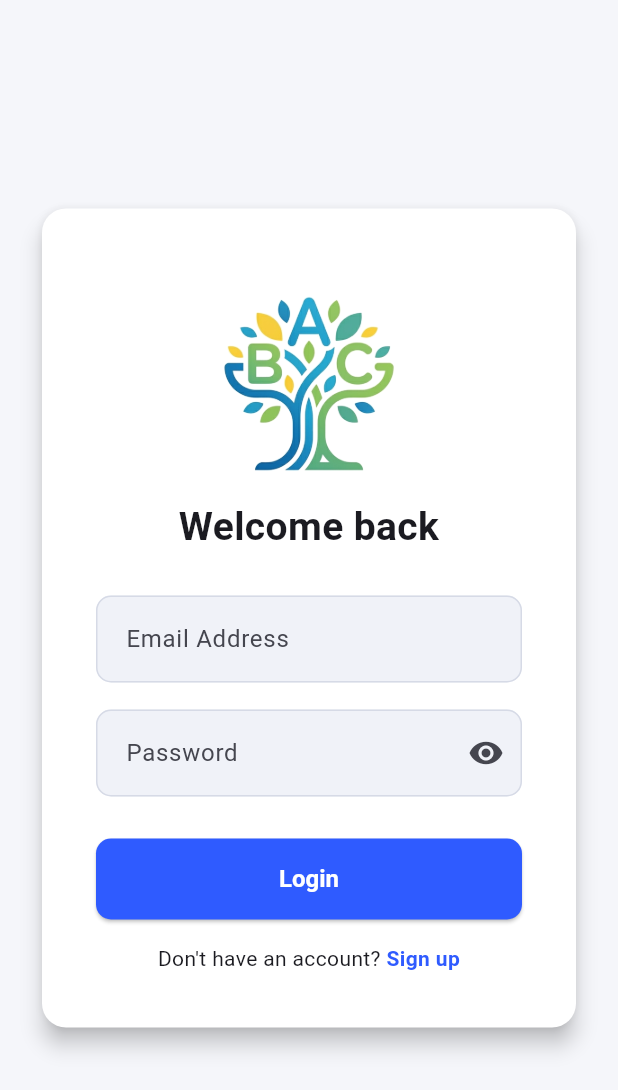
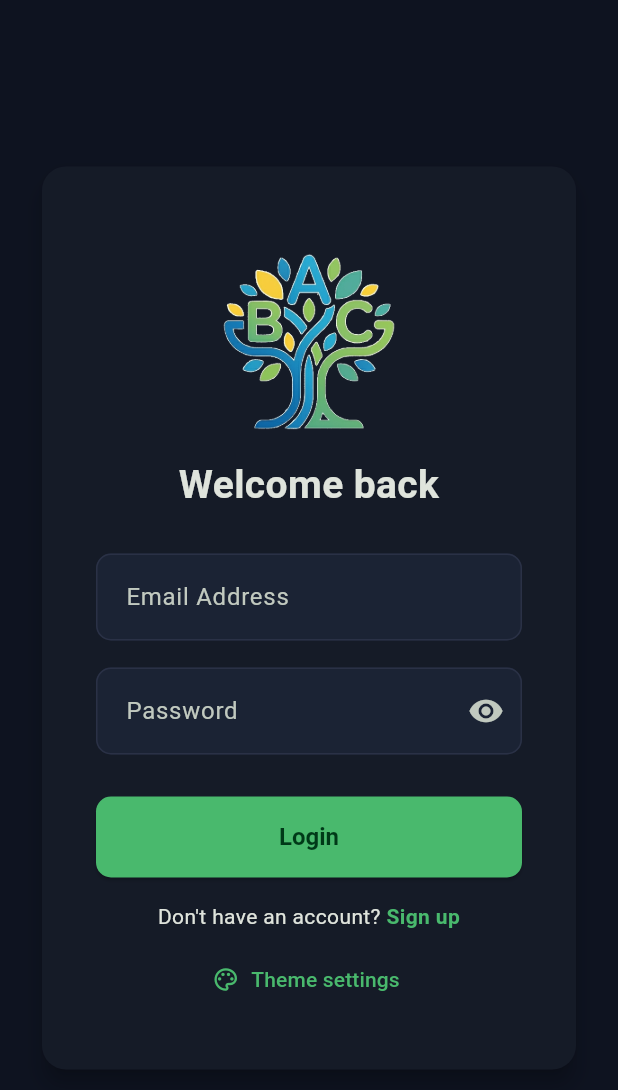
Before and after one commit to ztimothee/abc_learning_system, a Flutter app: the screen it shows after launch, on a phone screen of 412 x 824 dp. Shown: the top 1090 px of the screen. Run offline on Flutter 3.47's test engine with Material 3 defaults, Android fonts, the phone set to English and light mode, and no system bars; our stand-ins replace flutter_dotenv, flutter_riverpod, go_router, shimmer, supabase_flutter; accounts and stored records are empty.

Commit message:
feat: Implement theme settings functionality and enhance theme management across the app

```diff
--- a/lib/core/themes/ui.dart
+++ b/lib/core/themes/ui.dart
@@ -2,7 +2,7 @@ import 'package:flutter/material.dart';
 import 'package:shimmer/shimmer.dart';
 
 class AppAssets {
-  static Image logo ({double? width, double? height}) {
+  static Image logo({double? width, double? height}) {
     return Image.asset(
       'assets/images/abclogo.png',
       width: width,
@@ -25,21 +25,100 @@ class AppAssets {
   );
 }
 
+class AppColorTheme {
+  final String name;
+  final Color light;
+  final Color dark;
+
+  const AppColorTheme({
+    required this.name,
+    required this.light,
+    required this.dark,
+  });
+}
+
+class ColorThemes {
+  static Color get blue => const Color(0xFF2F5BFF);
+  static Color get blueSoft => const Color(0xFF6C8CFF);
+  static Color get green => const Color(0xFF1F8A4C);
+  static Color get greenSoft => const Color(0xFF49B96D);
+  static Color get purple => const Color(0xFF7A4DFF);
+  static Color get purpleSoft => const Color(0xFFA78BFA);
+  static Color get pink => const Color(0xFFFF5FA2);
+  static Color get pinkSoft => const Color(0xFFFF8BC0);
+  static Color get orange => const Color(0xFFFF9A3D);
+  static Color get orangeSoft => const Color(0xFFFFB15C);
+  static Color get yellow => const Color(0xFFF5C542);
+  static Color get yellowSoft => const Color(0xFFFFD86B);
+  static Color get red => const Color(0xFFD93E3E);
+  static Color get redSoft => const Color(0xFFFF6B6B);
+  static Color get teal => const Color(0xFF00A59A);
+  static Color get tealSoft => const Color(0xFF33C7BA);
+  static Color get surfaceLight => const Color(0xFFFFFFFF);
+  static Color get surfaceDark => const Color(0xFF151B27);
+  static Color get backgroundLight => const Color(0xFFF5F6FA);
+  static Color get backgroundDark => const Color(0xFF0E1320);
+  static Color get textDark => const Color(0xFF1D2433);
+  static Color get textLight => const Color(0xFFE7ECF6);
+
+  static AppColorTheme get blueTheme =>
+      AppColorTheme(name: 'Blue', light: blue, dark: blueSoft);
+
+  static AppColorTheme get greenTheme =>
+      AppColorTheme(name: 'Green', light: green, dark: greenSoft);
+
+  static AppColorTheme get purpleTheme =>
+      AppColorTheme(name: 'Purple', light: purple, dark: purpleSoft);
+
+  static AppColorTheme get pinkTheme =>
+      AppColorTheme(name: 'Pink', light: pink, dark: pinkSoft);
+
+  static AppColorTheme get orangeTheme =>
+      AppColorTheme(name: 'Orange', light: orange, dark: orangeSoft);
+
+  static AppColorTheme get yellowTheme =>
+      AppColorTheme(name: 'Yellow', light: yellow, dark: yellowSoft);
+
+  static AppColorTheme get redTheme =>
+      AppColorTheme(name: 'Red', light: red, dark: redSoft);
+
+  static AppColorTheme get tealTheme =>
+      AppColorTheme(name: 'Teal', light: teal, dark: tealSoft);
+
+  static List<AppColorTheme> get availableThemes => <AppColorTheme>[
+    blueTheme,
+    greenTheme,
+    purpleTheme,
+    pinkTheme,
+    orangeTheme,
+    yellowTheme,
+    redTheme,
+    tealTheme,
+  ];
+
+  static Color get defaultTheme => green;
+}
+
 class AppTheme {
-  static const _lightSeed = Color(0xFF2F5BFF);
-  static const _darkSeed = Color(0xFF6C8CFF);
+  static AppColorTheme get defaultTheme => ColorThemes.greenTheme;
 
-  static ThemeData get light {
+  static ThemeData light({
+    AppColorTheme theme = const AppColorTheme(
+      name: 'Green',
+      light: Color(0xFF1F8A4C),
+      dark: Color(0xFF49B96D),
+    ),
+  }) {
     final colorScheme =
         ColorScheme.fromSeed(
-          seedColor: _lightSeed,
+          seedColor: theme.light,
           brightness: Brightness.light,
         ).copyWith(
-          primary: const Color(0xFF2F5BFF),
-          secondary: const Color(0xFF00A59A),
-          surface: const Color(0xFFFFFFFF),
-          background: const Color(0xFFF5F6FA),
-          error: const Color(0xFFD93E3E),
+          primary: theme.light,
+          secondary: theme.dark,
+          surface: ColorThemes.surfaceLight,
+          background: ColorThemes.backgroundLight,
+          error: ColorThemes.red,
         );
 
     return ThemeData(
@@ -48,7 +127,7 @@ class AppTheme {
       scaffoldBackgroundColor: colorScheme.background,
       appBarTheme: AppBarTheme(
         backgroundColor: colorScheme.surface,
-        foregroundColor: const Color(0xFF1D2433),
+        foregroundColor: ColorThemes.textDark,
         elevation: 0,
         centerTitle: false,
       ),
@@ -105,17 +184,23 @@ class AppTheme {
     );
   }
 
-  static ThemeData get dark {
+  static ThemeData dark({
+    AppColorTheme theme = const AppColorTheme(
+      name: 'Green',
+      light: Color(0xFF1F8A4C),
+      dark: Color(0xFF49B96D),
+    ),
+  }) {
     final colorScheme =
         ColorScheme.fromSeed(
-          seedColor: _darkSeed,
+          seedColor: theme.dark,
           brightness: Brightness.dark,
         ).copyWith(
-          primary: const Color(0xFF6C8CFF),
-          secondary: const Color(0xFF33C7BA),
-          surface: const Color(0xFF151B27),
-          background: const Color(0xFF0E1320),
-          error: const Color(0xFFFF6B6B),
+          primary: theme.dark,
+          secondary: theme.light,
+          surface: ColorThemes.surfaceDark,
+          background: ColorThemes.backgroundDark,
+          error: ColorThemes.redSoft,
         );
 
     return ThemeData(
@@ -124,7 +209,7 @@ class AppTheme {
       scaffoldBackgroundColor: colorScheme.background,
       appBarTheme: AppBarTheme(
         backgroundColor: colorScheme.surface,
-        foregroundColor: const Color(0xFFE7ECF6),
+        foregroundColor: ColorThemes.textLight,
         elevation: 0,
         centerTitle: false,
       ),
--- a/lib/core/utils/router.dart
+++ b/lib/core/utils/router.dart
@@ -2,6 +2,7 @@ import 'package:abc_learning_system/features/accounts_ledgers/screens/faculty_ac
 import 'package:abc_learning_system/features/accounts_ledgers/screens/student_account_ledgers_screen.dart';
 import 'package:abc_learning_system/features/auth/controllers/auth_service.dart';
 import 'package:abc_learning_system/features/auth/screens/login_screen.dart';
+import 'package:abc_learning_system/features/auth/screens/theme_settings_screen.dart';
 import 'package:abc_learning_system/features/auth/screens/sign_up_screen.dart';
 import 'package:abc_learning_system/features/enrollments/screens/staff_enrollment_screen.dart';
 import 'package:abc_learning_system/features/enrollments/screens/student_enrollment_screen.dart';
@@ -25,7 +26,9 @@ final routerProvider = Provider<GoRouter>((ref) {
     initialLocation: '/login',
     redirect: (context, state) {
       final currentRoute = state.matchedLocation;
-      final isLoggingIn = currentRoute == '/login' || currentRoute == '/signup';
+      final isAuthScreen =
+          currentRoute == '/login' || currentRoute == '/signup';
+      final isThemeSettings = currentRoute == '/settings';
 
       if (profileAsync.isLoading) {
         return '/loading';
@@ -38,10 +41,10 @@ final routerProvider = Provider<GoRouter>((ref) {
       final profile = profileAsync.value;
 
       if (profile == null) {
-        return isLoggingIn ? null : '/login';
+        return (isAuthScreen || isThemeSettings) ? null : '/login';
       }
 
-      if (isLoggingIn) {
+      if (isAuthScreen) {
         switch (profile.role) {
           case 'student':
             return '/student/profile';
@@ -72,126 +75,130 @@ final routerProvider = Provider<GoRouter>((ref) {
           return LoginScreen(errorMessage: errorMessage);
         },
       ),
+      GoRoute(path: '/signup', builder: (context, state) => SignUpScreen()),
       GoRoute(
-        path: '/signup',
-        builder: (context, state) => SignUpScreen(),
+        path: '/settings',
+        builder: (context, state) => const ThemeSettingsScreen(),
       ),
 
       // -- STUDENT DASHBOARD ROUTE --
       StatefulShellRoute.indexedStack(
-        builder: (context, state, navigationShell) => StudentDashboardScreen(navigationShell: navigationShell),
+        builder: (context, state, navigationShell) =>
+            StudentDashboardScreen(navigationShell: navigationShell),
         branches: [
           StatefulShellBranch(
             routes: [
               GoRoute(
                 path: '/student/profile',
                 builder: (context, state) => ProfileScreen(),
-              )
-            ]
+              ),
+            ],
           ),
           StatefulShellBranch(
             routes: [
               GoRoute(
                 path: '/student/enrollments',
-                builder:(context, state) => StudentEnrollmentScreen(),
-              )
-            ]
+                builder: (context, state) => StudentEnrollmentScreen(),
+              ),
+            ],
           ),
           StatefulShellBranch(
             routes: [
               GoRoute(
                 path: '/student/records',
-                builder:(context, state) => StudentRecordsScreen(),
-              )
-            ]
+                builder: (context, state) => StudentRecordsScreen(),
+              ),
+            ],
           ),
           StatefulShellBranch(
             routes: [
               GoRoute(
                 path: '/student/accounts',
-                builder:(context, state) => StudentAccountLedgersScreen(),
-              )
-            ]
+                builder: (context, state) => StudentAccountLedgersScreen(),
+              ),
+            ],
           ),
-        ]
+        ],
       ),
 
       // -- TUTOR DASHBOARD ROUTE --
       StatefulShellRoute.indexedStack(
-        builder:(context, state, navigationShell) => TutorDashboardScreen(navigationShell: navigationShell),
+        builder: (context, state, navigationShell) =>
+            TutorDashboardScreen(navigationShell: navigationShell),
         branches: [
           StatefulShellBranch(
             routes: [
               GoRoute(
                 path: '/tutor/profile',
                 builder: (context, state) => ProfileScreen(),
-              )
-            ]
+              ),
+            ],
           ),
           StatefulShellBranch(
             routes: [
               GoRoute(
                 path: '/tutor/enrollments',
-                builder:(context, state) => TutorEnrollmentScreen(),
-              )
-            ]
+                builder: (context, state) => TutorEnrollmentScreen(),
+              ),
+            ],
           ),
           StatefulShellBranch(
             routes: [
               GoRoute(
                 path: '/tutor/records',
-                builder:(context, state) => TutorStudentRecordsScreen(),
-              )
-            ]
+                builder: (context, state) => TutorStudentRecordsScreen(),
+              ),
+            ],
           ),
           StatefulShellBranch(
             routes: [
               GoRoute(
                 path: '/tutor/accounts',
-                builder:(context, state) => FacultyAccountLedgersScreen(),
-              )
-            ]
+                builder: (context, state) => FacultyAccountLedgersScreen(),
+              ),
+            ],
           ),
-        ]
+        ],
       ),
 
       // -- STAFF DASHBOARD ROUTE --
       StatefulShellRoute.indexedStack(
-        builder:(context, state, navigationShell) => StaffDashboardScreen(navigationShell: navigationShell),
+        builder: (context, state, navigationShell) =>
+            StaffDashboardScreen(navigationShell: navigationShell),
         branches: [
           StatefulShellBranch(
             routes: [
               GoRoute(
                 path: '/staff/profile',
                 builder: (context, state) => ProfileScreen(),
-              )
-            ]
+              ),
+            ],
           ),
           StatefulShellBranch(
             routes: [
               GoRoute(
                 path: '/staff/enrollments',
-                builder:(context, state) => StaffEnrollmentScreen(),
-              )
-            ]
+                builder: (context, state) => StaffEnrollmentScreen(),
+              ),
+            ],
           ),
           StatefulShellBranch(
             routes: [
               GoRoute(
                 path: '/staff/records',
-                builder:(context, state) => StaffStudentRecordsScreen(),
-              )
-            ]
+                builder: (context, state) => StaffStudentRecordsScreen(),
+              ),
+            ],
           ),
           StatefulShellBranch(
             routes: [
               GoRoute(
                 path: '/staff/accounts',
-                builder:(context, state) => FacultyAccountLedgersScreen(),
-              )
-            ]
+                builder: (context, state) => FacultyAccountLedgersScreen(),
+              ),
+            ],
           ),
-        ]
+        ],
       ),
     ],
   );
--- /dev/null
+++ b/lib/features/auth/controllers/theme_settings_controller.dart
@@ -0,0 +1,27 @@
+import 'package:abc_learning_system/core/themes/ui.dart';
+import 'package:flutter/material.dart';
+import 'package:flutter_riverpod/legacy.dart';
+
+class ThemeSettingsState {
+  final AppColorTheme colorTheme;
+  final ThemeMode themeMode;
+
+  const ThemeSettingsState({required this.colorTheme, required this.themeMode});
+
+  ThemeSettingsState copyWith({
+    AppColorTheme? colorTheme,
+    ThemeMode? themeMode,
+  }) {
+    return ThemeSettingsState(
+      colorTheme: colorTheme ?? this.colorTheme,
+      themeMode: themeMode ?? this.themeMode,
+    );
+  }
+}
+
+final themeSettingsProvider = StateProvider<ThemeSettingsState>((ref) {
+  return ThemeSettingsState(
+    colorTheme: ColorThemes.greenTheme,
+    themeMode: ThemeMode.dark,
+  );
+});
--- a/lib/features/auth/screens/login_screen.dart
+++ b/lib/features/auth/screens/login_screen.dart
@@ -70,7 +70,7 @@ class _LoginScreenState extends ConsumerState<LoginScreen> {
                   children: [
                     Align(
                       alignment: Alignment.center,
-                      child: AppAssets.logo(width: 150)
+                      child: AppAssets.logo(width: 150),
                     ), // This is the logo
                     const SizedBox(height: 8),
                     const Text(
@@ -155,7 +155,15 @@ class _LoginScreenState extends ConsumerState<LoginScreen> {
                         ],
                       ),
                       textAlign: TextAlign.center,
-                    )
+                    ),
+                    const SizedBox(height: 8),
+                    TextButton.icon(
+                      onPressed: () {
+                        context.push('/settings');
+                      },
+                      icon: const Icon(Icons.palette_outlined),
+                      label: const Text('Theme settings'),
+                    ),
                   ],
                 ),
               ),
--- a/lib/features/auth/screens/sign_up_screen.dart
+++ b/lib/features/auth/screens/sign_up_screen.dart
@@ -137,16 +137,14 @@ class _SignUpScreenState extends ConsumerState<SignUpScreen> {
       await authService.signUp(loginDTO, profile);
 
       debugPrint('Sign-up successful for email: ${loginDTO.email}');
-    }
-    catch (e) {
+    } catch (e) {
       debugPrint('Sign-up failed: $e');
       if (!mounted) return;
-      ScaffoldMessenger.of(context).showSnackBar(
-        SnackBar(content: Text('Sign-up failed: $e')),
-      );
+      ScaffoldMessenger.of(
+        context,
+      ).showSnackBar(SnackBar(content: Text('Sign-up failed: $e')));
       return;
     }
-
 
     if (!mounted) return;
     ScaffoldMessenger.of(context).showSnackBar(
@@ -259,6 +257,14 @@ class _SignUpScreenState extends ConsumerState<SignUpScreen> {
                           },
                         ),
                         const SizedBox(height: 24),
+                        TextButton.icon(
+                          onPressed: () {
+                            context.push('/settings');
+                          },
+                          icon: const Icon(Icons.palette_outlined),
+                          label: const Text('Theme settings'),
+                        ),
+                        const SizedBox(height: 12),
                         _buildSectionTitle('Profile Details'),
                         Row(
                           children: [
--- a/lib/main.dart
+++ b/lib/main.dart
@@ -1,5 +1,6 @@
 import 'package:abc_learning_system/core/themes/ui.dart';
 import 'package:abc_learning_system/core/utils/router.dart';
+import 'package:abc_learning_system/features/auth/controllers/theme_settings_controller.dart';
 import 'package:flutter/material.dart';
 import 'package:flutter_dotenv/flutter_dotenv.dart';
 import 'package:flutter_riverpod/flutter_riverpod.dart';
@@ -22,11 +23,12 @@ class MyApp extends ConsumerWidget {
   @override
   Widget build(BuildContext context, WidgetRef ref) {
     final router = ref.watch(routerProvider);
+    final themeSettings = ref.watch(themeSettingsProvider);
     return MaterialApp.router(
       title: 'Flutter Demo',
-      theme: AppTheme.light,
-      darkTheme: AppTheme.dark,
-      themeMode: ThemeMode.system,
+      theme: AppTheme.light(theme: themeSettings.colorTheme),
+      darkTheme: AppTheme.dark(theme: themeSettings.colorTheme),
+      themeMode: themeSettings.themeMode,
       debugShowCheckedModeBanner: false,
       routerConfig: router,
     );
--- a/lib/shared/staffs/screens/staff_dashboard_screen.dart
+++ b/lib/shared/staffs/screens/staff_dashboard_screen.dart
@@ -66,7 +66,7 @@ class StaffDashboardScreen extends ConsumerWidget {
                         label: 'Settings',
                         icon: Icons.settings,
                         onPressed: () {
-                          // context.go('/settings'); // Uncomment and implement settings route when ready
+                          context.push('/settings'); // Uncomment and implement settings route when ready
                         },
                       ),
                       const SizedBox(height: 8),
--- a/lib/shared/students/screens/student_dashboard_screen.dart
+++ b/lib/shared/students/screens/student_dashboard_screen.dart
@@ -66,7 +66,7 @@ class StudentDashboardScreen extends ConsumerWidget {
                         label: 'Settings',
                         icon: Icons.settings,
                         onPressed: () {
-                          // context.go('/settings'); // Uncomment and implement settings route when ready
+                          context.push('/settings'); // Uncomment and implement settings route when ready
                         },
                       ),
                       const SizedBox(height: 8),
--- a/lib/shared/tutors/screens/tutor_dashboard_screen.dart
+++ b/lib/shared/tutors/screens/tutor_dashboard_screen.dart
@@ -66,7 +66,7 @@ class TutorDashboardScreen extends ConsumerWidget {
                         label: 'Settings',
                         icon: Icons.settings,
                         onPressed: () {
-                          // context.go('/settings'); // Uncomment and implement settings route when ready
+                          context.push('/settings'); // Uncomment and implement settings route when ready
                         },
                       ),
                       const SizedBox(height: 8),
--- a/lib/shared/widgets/app_loading_screen.dart
+++ b/lib/shared/widgets/app_loading_screen.dart
@@ -1,4 +1,3 @@
-
 import 'package:abc_learning_system/core/themes/ui.dart';
 import 'package:flutter/material.dart';
 
@@ -9,7 +8,9 @@ class AppLoadingScreen extends StatelessWidget {
 
   @override
   Widget build(BuildContext context) {
-    return Center(
+    return Scaffold(
+      backgroundColor: Theme.of(context).scaffoldBackgroundColor,
+      body: Center(
         child: Column(
           mainAxisSize: MainAxisSize.min,
           children: [
@@ -20,6 +21,7 @@ class AppLoadingScreen extends StatelessWidget {
             ],
           ],
         ),
+      ),
     );
   }
 }
```
Also changed, not shown: lib/features/auth/screens/theme_settings_screen.dart (added, +124 -0 lines), lib/features/enrollments/controllers/enrollment_repository.dart (+10 -0 lines). Lines whose indentation alone changed are shown as unchanged.
